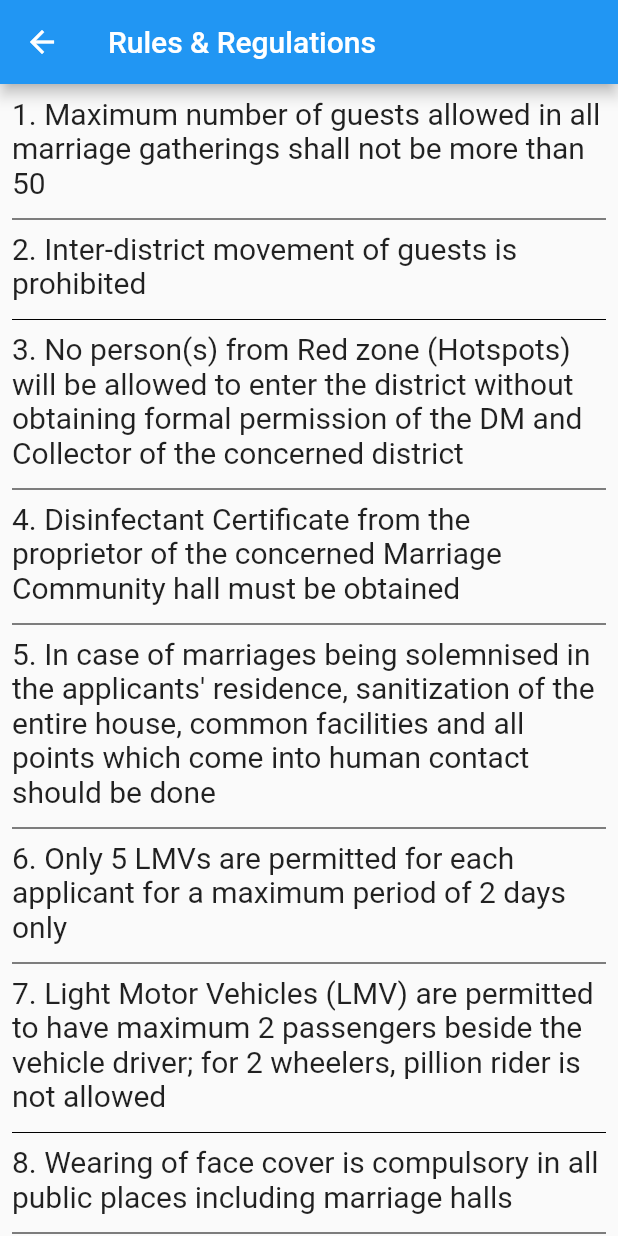
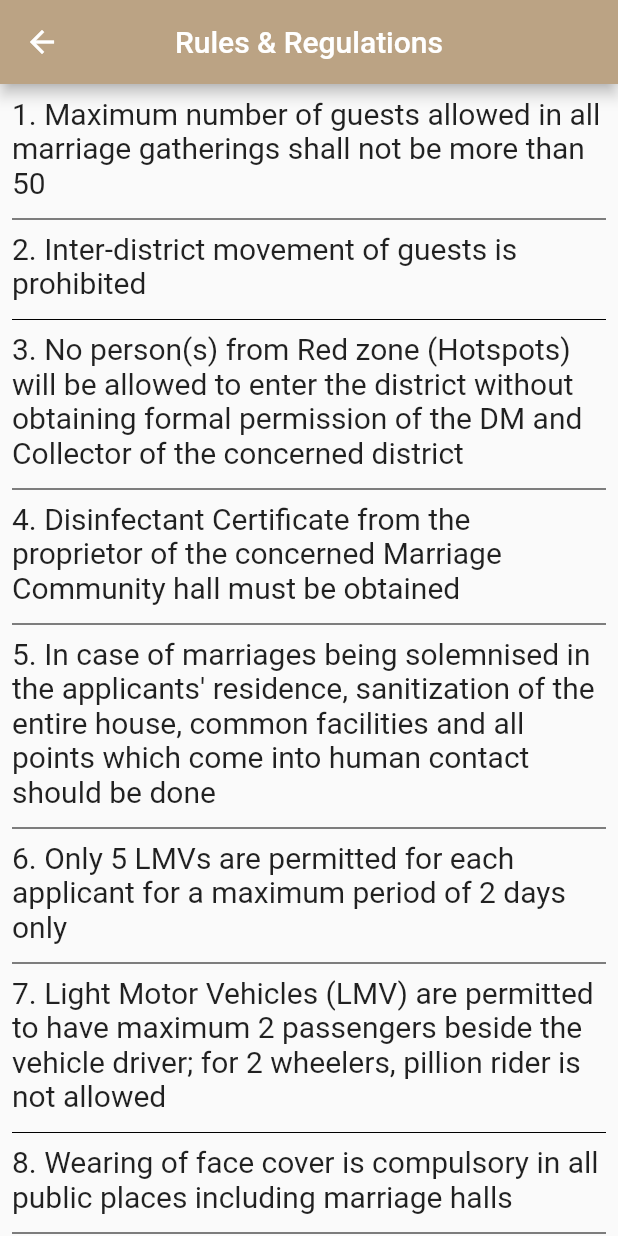
Before and after one commit to adrikagupta/wHACKiest2021_CodePlay, a Flutter app: the RuleScreen screen opened directly, on a phone screen of 412 x 824 dp. Run offline on Flutter 3.47's test engine with Material 2 defaults, Android fonts, the phone set to English and light mode, and no system bars; our stand-ins replace cached_network_image, carousel_slider, google_fonts, intl_phone_field.

Commit message:
rules and dc

```diff
--- a/lib/screens/rules_screen.dart
+++ b/lib/screens/rules_screen.dart
@@ -4,8 +4,13 @@ class RuleScreen extends StatelessWidget{
   @override
   Widget build(BuildContext context) {
       return Scaffold(
-        appBar: AppBar(title: Text('Rules & Regulations')),
-        body: Center(
+        appBar: AppBar(
+          title: Text('Rules & Regulations'),
+          backgroundColor: Color(0xffbba384),
+          centerTitle: true,
+          ),
+        body: SafeArea(
+                  child: Center(
             child: ListView(
               padding: const EdgeInsets.all(8),
               children:[
@@ -45,6 +50,7 @@ class RuleScreen extends StatelessWidget{
               ]
             ),
           ),
+        ),
       );
   }
 }
```
Also changed, not shown: lib/screens/hall_read_more.dart (+26 -10 lines), 3 other files. Lines whose indentation alone changed are shown as unchanged.
